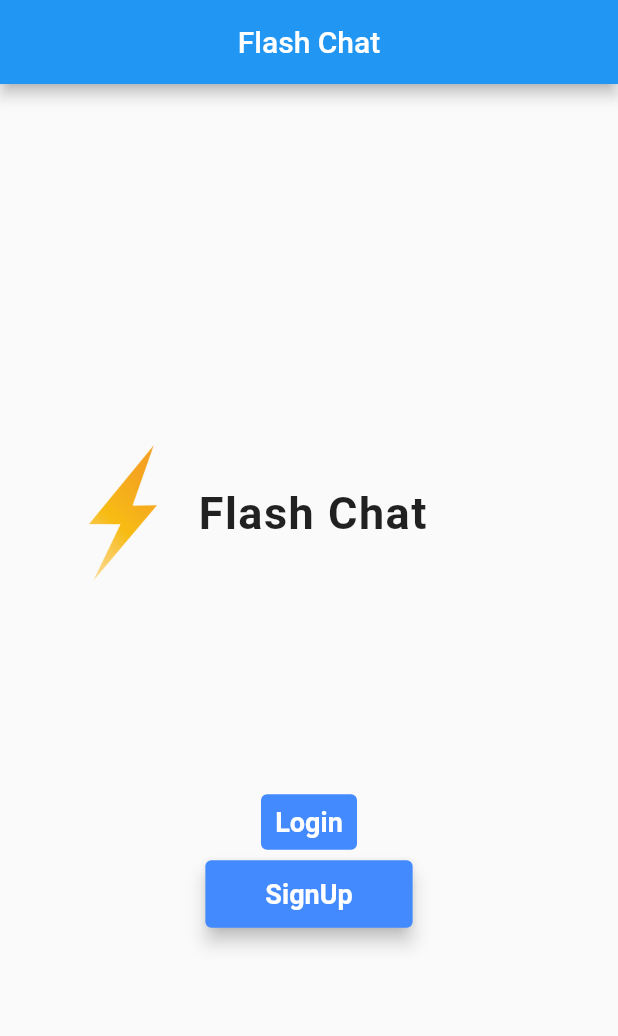
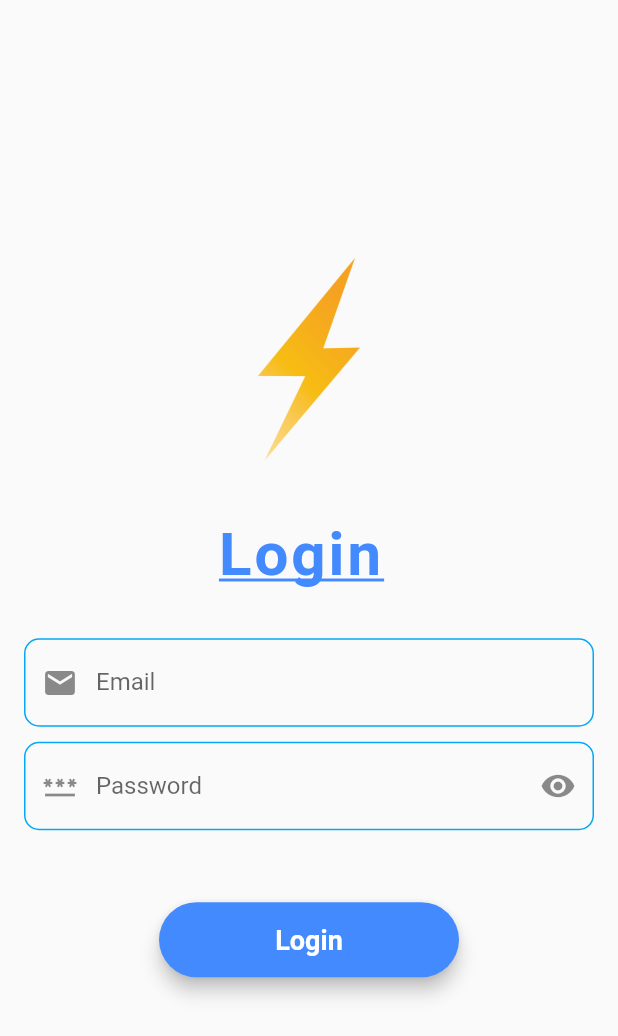
Before and after one commit to MuhammadAli-04/FlashChat-Flutter, a Flutter app: the screen it shows after launch, after a tap on "Login", on a phone screen of 412 x 824 dp. Shown: the top 1036 px of the screen. Run offline on Flutter 3.47's test engine with Material 2 defaults, Android fonts, the phone set to English and light mode, and no system bars; our stand-ins replace email_validator.

Commit message:
Added welcome, login, register screen

```diff
--- /dev/null
+++ b/lib/Components/button.dart
@@ -0,0 +1,28 @@
+import 'package:flutter/material.dart';
+import 'package:chat_app/constants.dart';
+
+class Button extends StatelessWidget {
+  const Button({super.key, required this.text, required this.onPressed});
+
+  final String text;
+  final void Function() onPressed;
+  @override
+  Widget build(BuildContext context) {
+    return Padding(
+      padding: const EdgeInsets.all(8.0),
+      child: TextButton(
+        onPressed: onPressed,
+        style: TextButton.styleFrom(
+          shape: const StadiumBorder(),
+          backgroundColor: Colors.blueAccent,
+          elevation: 5.0,
+          fixedSize: const Size(200.0, 50.0),
+        ),
+        child: Text(
+          text,
+          style: kButtonText,
+        ),
+      ),
+    );
+  }
+}
--- /dev/null
+++ b/lib/Components/heading.dart
@@ -0,0 +1,19 @@
+import 'package:flutter/material.dart';
+import 'package:chat_app/constants.dart';
+
+class Heading extends StatelessWidget {
+  const Heading({super.key, required this.text});
+
+  final String text;
+
+  @override
+  Widget build(BuildContext context) {
+    return Padding(
+      padding: const EdgeInsets.all(32.0),
+      child: Text(
+        text,
+        style: kHeadingStyle,
+      ),
+    );
+  }
+}
--- /dev/null
+++ b/lib/Components/input_field.dart
@@ -0,0 +1,64 @@
+import 'package:flutter/material.dart';
+import 'package:chat_app/constants.dart';
+
+class InputField extends StatefulWidget {
+  InputField(
+      {super.key,
+      required this.controller,
+      this.hintText = "",
+      this.icon,
+      this.obscureData = false,
+      required this.keyboard,
+      required this.validator});
+
+  final TextEditingController controller;
+  final TextInputType keyboard;
+  String hintText;
+  IconData? icon;
+  bool obscureData;
+  final String? Function(String?) validator;
+
+  @override
+  State<InputField> createState() => _InputFieldState();
+}
+
+class _InputFieldState extends State<InputField> {
+  bool? showPassword;
+
+  @override
+  void initState() {
+    super.initState();
+    showPassword = widget.obscureData;
+  }
+
+  @override
+  Widget build(BuildContext context) {
+    return TextFormField(
+      controller: widget.controller,
+      decoration: kInputDecoration.copyWith(
+        labelText: widget.hintText,
+        prefixIcon: Icon(widget.icon),
+        suffixIcon: widget.obscureData
+            ? showPassword!
+                ? IconButton(
+                    onPressed: () {
+                      setState(() {
+                        showPassword = !showPassword!;
+                      });
+                    },
+                    icon: const Icon(Icons.visibility))
+                : IconButton(
+                    onPressed: () {
+                      setState(() {
+                        showPassword = !showPassword!;
+                      });
+                    },
+                    icon: const Icon(Icons.visibility_off))
+            : null,
+      ),
+      obscureText: showPassword!,
+      keyboardType: widget.keyboard,
+      validator: widget.validator,
+    );
+  }
+}
--- /dev/null
+++ b/lib/Screens/login_screen.dart
@@ -0,0 +1,92 @@
+import 'package:flutter/material.dart';
+import '../Components/button.dart';
+import '../Components/input_field.dart';
+import '../Components/heading.dart';
+import 'package:email_validator/email_validator.dart';
+
+class LoginScreen extends StatefulWidget {
+  const LoginScreen({super.key});
+
+  static const id = "LoginScreen";
+
+  @override
+  State<LoginScreen> createState() => _LoginScreenState();
+}
+
+class _LoginScreenState extends State<LoginScreen> {
+  final formKey = GlobalKey<FormState>();
+  TextEditingController emailController = TextEditingController();
+  TextEditingController passwordController = TextEditingController();
+
+  @override
+  Widget build(BuildContext context) {
+    return Scaffold(
+      body: SafeArea(
+        child: Padding(
+          padding: const EdgeInsets.all(16.0),
+          child: Column(
+            mainAxisAlignment: MainAxisAlignment.center,
+            children: [
+              Hero(
+                tag: 'logo',
+                child: Image.asset(
+                  'images/logo.png',
+                  height: 150.0,
+                ),
+              ),
+              const Heading(text: "Login "),
+              Form(
+                key: formKey,
+                child: Column(
+                  mainAxisAlignment: MainAxisAlignment.center,
+                  children: [
+                    InputField(
+                      controller: emailController,
+                      keyboard: TextInputType.emailAddress,
+                      hintText: "Email",
+                      icon: Icons.email,
+                      validator: (value) {
+                        return value!.isEmpty
+                            ? "Enter email"
+                            : EmailValidator.validate(value)
+                                ? null
+                                : "Enter valid email";
+                      },
+                    ),
+                    const SizedBox(
+                      height: 10.0,
+                    ),
+                    InputField(
+                      controller: passwordController,
+                      keyboard: TextInputType.text,
+                      hintText: "Password",
+                      icon: Icons.password,
+                      obscureData: true,
+                      validator: (value) {
+                        return value!.length < 8
+                            ? "Password must be of at least 8 characters"
+                            : null;
+                      },
+                    ),
+                    const SizedBox(
+                      height: 40.0,
+                    ),
+                    Button(
+                      text: "Login",
+                      onPressed: () {
+                        if (formKey.currentState!.validate()) {
+                          emailController.clear();
+                          passwordController.clear();
+                        }
+                      },
+                    ),
+                  ],
+                ),
+              ),
+            ],
+          ),
+        ),
+      ),
+    );
+  }
+}
--- /dev/null
+++ b/lib/Screens/welcome_screen.dart
@@ -0,0 +1,69 @@
+import 'package:chat_app/Screens/login_screen.dart';
+import 'package:chat_app/Screens/signup_screen.dart';
+import 'package:flutter/material.dart';
+import '../Components/button.dart';
+
+class WelcomeScreen extends StatefulWidget {
+  const WelcomeScreen({super.key});
+
+  static String id = "WelcomeScreen";
+
+  @override
+  State<WelcomeScreen> createState() => _WelcomeScreenState();
+}
+
+class _WelcomeScreenState extends State<WelcomeScreen> {
+  @override
+  Widget build(BuildContext context) {
+    return Scaffold(
+      appBar: AppBar(
+        title: const Center(
+          child: Text("Flash Chat"),
+        ),
+      ),
+      body: SafeArea(
+          child: Column(
+        mainAxisAlignment: MainAxisAlignment.center,
+        children: [
+          Padding(
+            padding: const EdgeInsets.all(50.0),
+            child: Row(
+              children: [
+                Hero(
+                  tag: "logo",
+                  child: Image.asset(
+                    "images/logo.png",
+                    height: 50.0,
+                  ),
+                ),
+                const Text(
+                  "Flash Chat",
+                  style: TextStyle(
+                    fontSize: 30.0,
+                    fontWeight: FontWeight.bold,
+                    letterSpacing: 1.0,
+                  ),
+                ),
+              ],
+            ),
+          ),
+          const SizedBox(
+            height: 50.0,
+          ),
+          Button(
+            onPressed: () {
+              Navigator.pushNamed(context, LoginScreen.id);
+            },
+            text: "Login",
+          ),
+          Button(
+            onPressed: () {
+              Navigator.pushNamed(context, SignupScreen.id);
+            },
+            text: "Signup",
+          ),
+        ],
+      )),
+    );
+  }
+}
--- a/lib/constants.dart
+++ b/lib/constants.dart
@@ -13,3 +13,30 @@ const kButtonText = TextStyle(
   fontWeight: FontWeight.w600,
   fontSize: 18.0,
 );
+
+const kOutlineInputBorder = OutlineInputBorder(
+  borderRadius: BorderRadius.all(Radius.circular(10.0)),
+);
+
+var kInputDecoration = InputDecoration(
+  enabledBorder: kOutlineInputBorder.copyWith(
+    borderSide: const BorderSide(color: Colors.lightBlue),
+  ),
+  focusedBorder: kOutlineInputBorder.copyWith(
+    borderSide: const BorderSide(color: Colors.blueAccent, width: 2.0),
+  ),
+  disabledBorder: kOutlineInputBorder.copyWith(
+    borderSide: const BorderSide(color: Colors.blueGrey),
+  ),
+  errorBorder: kOutlineInputBorder.copyWith(
+      borderSide: const BorderSide(color: Colors.red, width: 2.0)),
+  focusedErrorBorder: kOutlineInputBorder.copyWith(
+      borderSide: const BorderSide(color: Colors.red, width: 2.0)),
+);
+
+const kHeadingStyle = TextStyle(
+    fontSize: 40,
+    fontWeight: FontWeight.bold,
+    letterSpacing: 2.0,
+    color: Colors.blueAccent,
+    decoration: TextDecoration.underline);
--- a/lib/main.dart
+++ b/lib/main.dart
@@ -1,5 +1,7 @@
 import 'package:flutter/material.dart';
-import 'constants.dart';
+import 'Screens/welcome_screen.dart';
+import 'Screens/login_screen.dart';
+import 'Screens/signup_screen.dart';
 
 void main() {
   runApp(const MyApp());
@@ -12,86 +14,15 @@ class MyApp extends StatelessWidget {
   @override
   Widget build(BuildContext context) {
     return MaterialApp(
+      routes: {
+        WelcomeScreen.id: (context) => const WelcomeScreen(),
+        LoginScreen.id: (context) => const LoginScreen(),
+        SignupScreen.id: (context) => const SignupScreen(),
+      },
+      initialRoute: WelcomeScreen.id,
       debugShowCheckedModeBanner: false,
-      title: 'Flutter Demo',
+      title: 'Flash Chat',
       theme: ThemeData.light(),
-      home: const WelcomeScreen(),
     );
   }
 }
-
-class WelcomeScreen extends StatefulWidget {
-  const WelcomeScreen({super.key});
-
-  @override
-  State<WelcomeScreen> createState() => _WelcomeScreenState();
-}
-
-class _WelcomeScreenState extends State<WelcomeScreen> {
-  @override
-  Widget build(BuildContext context) {
-    return Scaffold(
-      appBar: AppBar(
-        title: const Center(
-          child: Text("Flash Chat"),
-        ),
-      ),
-      body: SafeArea(
-          child: Column(
-        mainAxisAlignment: MainAxisAlignment.center,
-        children: [
-          Padding(
-            padding: const EdgeInsets.all(32.0),
-            child: Row(
-              children: [
-                Image.asset(
-                  "images/logo.png",
-                  width: 100.0,
-                  height: 100.0,
-                ),
-                const Text(
-                  "Flash Chat",
-                  style: TextStyle(
-                    fontSize: 30.0,
-                    fontWeight: FontWeight.bold,
-                    letterSpacing: 1.0,
-                  ),
-                ),
-              ],
-            ),
-          ),
-          const SizedBox(
-            height: 100.0,
-          ),
-          TextButton(
-            onPressed: () {},
-            style: kButtonStyle,
-            child: const Text(
-              "Login",
-              style: kButtonText,
-            ),
-          ),
-          TextButton(
-            onPressed: () {},
-            onFocusChange: ((value) =>
-                value ? Colors.blueAccent : Colors.lightBlue),
-            style: TextButton.styleFrom(
-              backgroundColor: Colors.blueAccent,
-              elevation: 5.0,
-            ),
-            child: const Padding(
-              padding: EdgeInsets.symmetric(
-                vertical: 4.0,
-                horizontal: 32.0,
-              ),
-              child: Text(
-                "SignUp",
-                style: kButtonText,
-              ),
-            ),
-          ),
-        ],
-      )),
-    );
-  }
-}
```
Also changed, not shown: lib/Screens/signup_screen.dart (added, +87 -0 lines), pubspec.yaml (+4 -16 lines), pubspec.lock.
